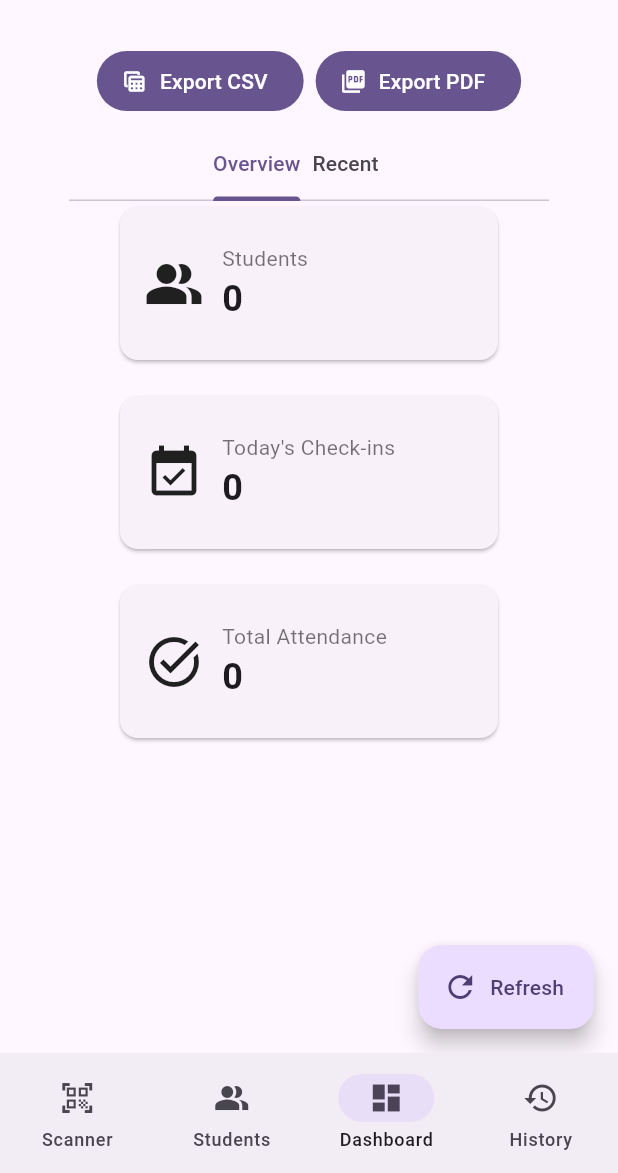
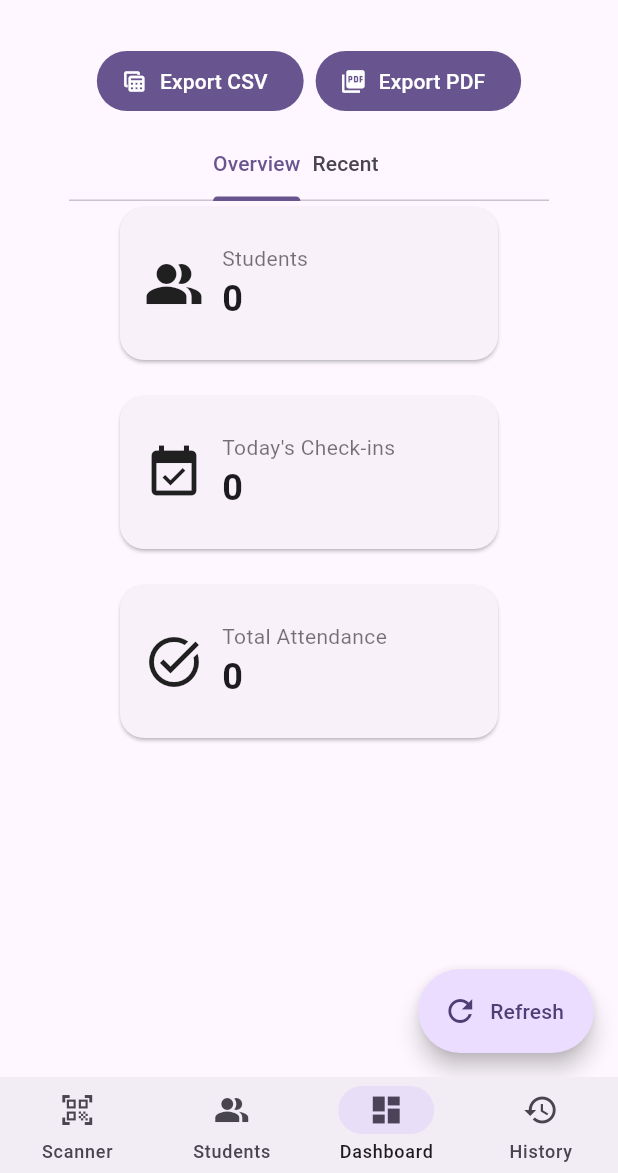
Before and after one commit to froakie71/flutter_prefi, a Flutter app: the screen it shows after launch, item 3 of the bottom bar chosen, on a phone screen of 412 x 824 dp, the part 63-1236 px from its top. Run offline on Flutter 3.47's test engine with Material 3 defaults, Android fonts, the phone set to English and light mode, and no system bars; our stand-ins replace pdf, printing, qr_flutter; missing offline and left inert: dart:html, mobile_scanner; network calls fail.

Commit message:
Add app design updates with animations and UI improvements

```diff
--- a/flutter_application_1/lib/main.dart
+++ b/flutter_application_1/lib/main.dart
@@ -54,24 +54,34 @@ class MyApp extends StatelessWidget {
   @override
   Widget build(BuildContext context) {
     return MaterialApp(
-      title: 'Flutter Demo',
+      title: 'School Attendance',
+      debugShowCheckedModeBanner: false,
       theme: ThemeData(
-        // This is the theme of your application.
-        //
-        // TRY THIS: Try running your application with "flutter run". You'll see
-        // the application has a purple toolbar. Then, without quitting the app,
-        // try changing the seedColor in the colorScheme below to Colors.green
-        // and then invoke "hot reload" (save your changes or press the "hot
-        // reload" button in a Flutter-supported IDE, or press "r" if you used
-        // the command line to start the app).
-        //
-        // Notice that the counter didn't reset back to zero; the application
-        // state is not lost during the reload. To reset the state, use hot
-        // restart instead.
-        //
-        // This works for code too, not just values: Most code changes can be
-        // tested with just a hot reload.
         colorScheme: ColorScheme.fromSeed(seedColor: Colors.deepPurple),
+        useMaterial3: true,
+        appBarTheme: const AppBarTheme(
+          centerTitle: false,
+          elevation: 0,
+        ),
+        cardTheme: CardThemeData(
+          clipBehavior: Clip.antiAlias,
+          shape: RoundedRectangleBorder(borderRadius: BorderRadius.circular(16)),
+        ),
+        snackBarTheme: SnackBarThemeData(
+          behavior: SnackBarBehavior.floating,
+          shape: RoundedRectangleBorder(borderRadius: BorderRadius.circular(12)),
+        ),
+        inputDecorationTheme: InputDecorationTheme(
+          border: OutlineInputBorder(borderRadius: BorderRadius.circular(12)),
+        ),
+        navigationBarTheme: const NavigationBarThemeData(
+          height: 64,
+          labelBehavior: NavigationDestinationLabelBehavior.alwaysShow,
+          indicatorShape: StadiumBorder(),
+        ),
+        floatingActionButtonTheme: const FloatingActionButtonThemeData(
+          shape: StadiumBorder(),
+        ),
       ),
       home: const AppShell(),
     );
--- a/flutter_application_1/lib/pages/dashboard_page.dart
+++ b/flutter_application_1/lib/pages/dashboard_page.dart
@@ -14,6 +14,7 @@ import 'package:pdf/widgets.dart' as pw;
 import 'package:pdf/pdf.dart';
 import 'package:printing/printing.dart';
 // Using default embedded fonts; for Unicode, we can embed a TTF later if needed.
+import '../widgets/animations.dart';
 
 class DashboardPage extends StatefulWidget {
   const DashboardPage({super.key});
@@ -62,6 +63,15 @@ class _DashboardPageState extends State<DashboardPage> {
   String _studentName(int id) {
     final s = _students.cast<Student?>().firstWhere((e) => e?.id == id, orElse: () => null);
     return s?.fullName ?? 'ID $id';
+  }
+
+  String _studentMeta(int id) {
+    final s = _students.cast<Student?>().firstWhere((e) => e?.id == id, orElse: () => null);
+    if (s == null) return 'ID $id';
+    final parts = <String>['ID $id'];
+    if ((s.section ?? '').isNotEmpty) parts.add('Section: ${s.section}');
+    if ((s.gradeLevel ?? '').isNotEmpty) parts.add('Grade: ${s.gradeLevel}');
+    return parts.join(' • ');
   }
 
   @override
@@ -122,9 +132,18 @@ class _DashboardPageState extends State<DashboardPage> {
                               spacing: 16,
                               runSpacing: 16,
                               children: [
-                                _MetricCard(title: 'Students', value: _students.length.toString(), icon: Icons.people_alt),
-                                _MetricCard(title: "Today's Check-ins", value: _todayCount.toString(), icon: Icons.event_available),
-                                _MetricCard(title: 'Total Attendance', value: _attendance.length.toString(), icon: Icons.task_alt),
+                                FadeSlide(
+                                  delay: const Duration(milliseconds: 0),
+                                  child: _MetricCard(title: 'Students', value: _students.length.toString(), icon: Icons.people_alt),
+                                ),
+                                FadeSlide(
+                                  delay: const Duration(milliseconds: 60),
+                                  child: _MetricCard(title: "Today's Check-ins", value: _todayCount.toString(), icon: Icons.event_available),
+                                ),
+                                FadeSlide(
+                                  delay: const Duration(milliseconds: 120),
+                                  child: _MetricCard(title: 'Total Attendance', value: _attendance.length.toString(), icon: Icons.task_alt),
+                                ),
                               ],
                             ),
                           ),
@@ -135,10 +154,14 @@ class _DashboardPageState extends State<DashboardPage> {
                             itemBuilder: (context, i) {
                               final r = _attendance[i];
                               final ts = DateFormat('yyyy-MM-dd HH:mm').format(r.timestamp.toLocal());
-                              return ListTile(
-                                leading: const Icon(Icons.qr_code_2),
-                                title: Text(_studentName(r.studentId)),
-                                subtitle: Text('ID ${r.studentId} • $ts'),
+                              final delay = Duration(milliseconds: (i % 24) * 40);
+                              return FadeSlide(
+                                delay: delay,
+                                child: ListTile(
+                                  leading: const Icon(Icons.qr_code_2),
+                                  title: Text(_studentName(r.studentId)),
+                                  subtitle: Text('${_studentMeta(r.studentId)} • $ts'),
+                                ),
                               );
                             },
                           ),
@@ -265,7 +288,7 @@ class _MetricCard extends StatelessWidget {
                 mainAxisAlignment: MainAxisAlignment.center,
                 children: [
                   Text(title, style: const TextStyle(fontSize: 14, color: Colors.black54)),
-                  Text(value, style: const TextStyle(fontSize: 24, fontWeight: FontWeight.bold)),
+                  CountupText(value, style: const TextStyle(fontSize: 24, fontWeight: FontWeight.bold)),
                 ],
               )
             ],
--- /dev/null
+++ b/flutter_application_1/lib/widgets/animations.dart
@@ -0,0 +1,87 @@
+import 'package:flutter/material.dart';
+
+/// Simple fade + slide from below animation for small UI polish.
+class FadeSlide extends StatefulWidget {
+  final Widget child;
+  final Duration duration;
+  final Duration delay;
+  final double dy;
+  final Curve curve;
+
+  const FadeSlide({
+    super.key,
+    required this.child,
+    this.duration = const Duration(milliseconds: 350),
+    this.delay = Duration.zero,
+    this.dy = 12,
+    this.curve = Curves.easeOut,
+  });
+
+  @override
+  State<FadeSlide> createState() => _FadeSlideState();
+}
+
+class _FadeSlideState extends State<FadeSlide> with SingleTickerProviderStateMixin {
+  late final AnimationController _controller;
+  late final Animation<double> _curve;
+
+  @override
+  void initState() {
+    super.initState();
+    _controller = AnimationController(vsync: this, duration: widget.duration);
+    _curve = CurvedAnimation(parent: _controller, curve: widget.curve);
+    if (widget.delay > Duration.zero) {
+      Future.delayed(widget.delay, () {
+        if (mounted) _controller.forward();
+      });
+    } else {
+      _controller.forward();
+    }
+  }
+
+  @override
+  void dispose() {
+    _controller.dispose();
+    super.dispose();
+  }
+
+  @override
+  Widget build(BuildContext context) {
+    return AnimatedBuilder(
+      animation: _curve,
+      child: widget.child,
+      builder: (context, child) {
+        final t = _curve.value;
+        return Opacity(
+          opacity: t,
+          child: Transform.translate(
+            offset: Offset(0, widget.dy * (1 - t)),
+            child: child,
+          ),
+        );
+      },
+    );
+  }
+}
+
+/// Animated number/text appearance using AnimatedSwitcher.
+class CountupText extends StatelessWidget {
+  final String value;
+  final TextStyle? style;
+  final Duration duration;
+
+  const CountupText(this.value, {super.key, this.style, this.duration = const Duration(milliseconds: 250)});
+
+  @override
+  Widget build(BuildContext context) {
+    return AnimatedSwitcher(
+      duration: duration,
+      transitionBuilder: (child, anim) => FadeTransition(opacity: anim, child: SlideTransition(position: Tween(begin: const Offset(0.0, 0.1), end: Offset.zero).animate(anim), child: child)),
+      child: Text(
+        value,
+        key: ValueKey(value),
+        style: style,
+      ),
+    );
+  }
+}
```
Also changed, not shown: flutter_application_1/lib/pages/history_page.dart (+18 -4 lines), flutter_application_1/lib/pages/scanner_page.dart (+54 -27 lines), flutter_application_1/lib/pages/students_page.dart (+8 -1 lines), flutter_application_1/lib/services/api_service.dart (+16 -0 lines).
